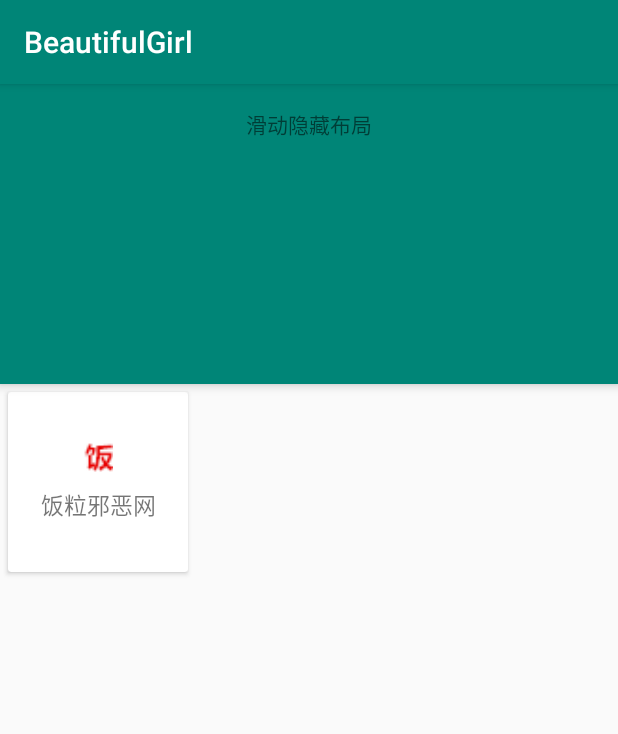
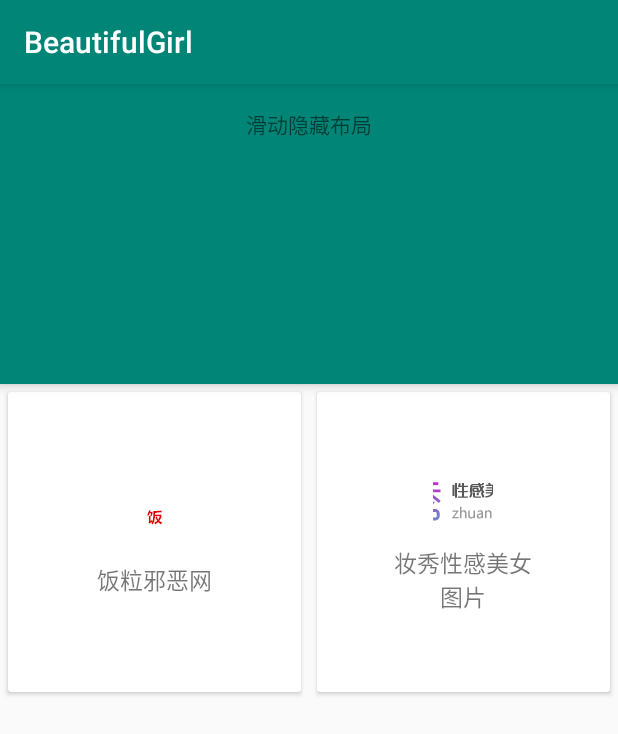
Before and after one commit to FamliarMan/BeautifulGirl, an Android app: the screen it shows after launch (AllWebsiteActivity), after a tap on "一片坦途", on a phone screen of 412 x 824 dp. Shown: the top 734 px of the screen. Run offline under Robolectric (Android 15) with nearby library versions, the phone set to English and light mode, and no system bars; libraries missing offline, so code that uses them is left out: com.facebook.drawee, com.parkingwang.okhttp3; 3 statements that could not run were skipped.

Commit message:
妆秀网爬完了

```diff
--- a/app/src/main/java/com/jianglei/beautifulgirl/AllWebsiteActivity.kt
+++ b/app/src/main/java/com/jianglei/beautifulgirl/AllWebsiteActivity.kt
@@ -9,6 +9,7 @@ import android.support.v7.widget.CardView
 import android.support.v7.widget.GridLayoutManager
 import android.support.v7.widget.LinearLayoutManager
 import android.support.v7.widget.RecyclerView
+import android.util.Log
 import android.view.LayoutInflater
 import android.view.View
 import android.view.ViewGroup
@@ -49,6 +50,9 @@ class AllWebsiteActivity : BaseActivity() {
         showProgress(true)
         dataSource?.fetAllTypes(vo.homePageUrl, object : OnDataResultListener<MutableList<PictureTypeVo>> {
             override fun onSuccess(data: MutableList<PictureTypeVo>) {
+                data.forEach{
+                    Log.d("jianglei","获取分类:"+it.title+" "+it.url)
+                }
                 showProgress(false)
                 val intent = Intent(this@AllWebsiteActivity, ContentActivity::class.java)
                 intent.putParcelableArrayListExtra("types", data as java.util.ArrayList<out Parcelable>)
--- a/app/src/main/java/com/jianglei/beautifulgirl/data/DataSourceCenter.kt
+++ b/app/src/main/java/com/jianglei/beautifulgirl/data/DataSourceCenter.kt
@@ -1,6 +1,7 @@
 package com.jianglei.beautifulgirl.data
 
 import com.jianglei.beautifulgirl.spider.FanliSpider
+import com.jianglei.beautifulgirl.spider.ZhuangxiuSpider
 
 /**
  * @author jianglei on 1/3/19.
@@ -24,10 +25,15 @@ object DataSourceCenter {
 
     fun init(){
         registerDataSource(SOURCE_FANLI_PICTURE,FanliSpider() )
+        registerDataSource(SOURCE_ZHUANGXIU_PICTURE,ZhuangxiuSpider())
     }
     /**
      * 饭粒动态图的图片
      */
     const val SOURCE_FANLI_PICTURE = "fanli"
+    /**
+     * 妆秀的图片
+     */
+    const val SOURCE_ZHUANGXIU_PICTURE = "zhaungxiu"
 
 }
--- /dev/null
+++ b/app/src/main/java/com/jianglei/beautifulgirl/data/OnWebResultListener.kt
@@ -0,0 +1,9 @@
+package com.jianglei.beautifulgirl.data
+
+/**
+ * @author jianglei on 1/6/19.
+ */
+interface OnWebResultListener {
+    fun onSuccess(html:String?)
+    fun onError(code:Int,msg:String)
+}
--- a/app/src/main/java/com/jianglei/beautifulgirl/data/WebsiteCenter.kt
+++ b/app/src/main/java/com/jianglei/beautifulgirl/data/WebsiteCenter.kt
@@ -17,11 +17,19 @@ object WebsiteCenter {
     var allVpnWebSites: ArrayList<WebsiteVo> = ArrayList()
 
     init {
-        val websiteVo = WebsiteVo(
+        var websiteVo = WebsiteVo(
             "饭粒邪恶网",
             "https://www.retuwo.com/",
             R.mipmap.favicon,
             DataSourceCenter.SOURCE_FANLI_PICTURE
+        )
+        allNormalWebSites.add(websiteVo)
+
+        websiteVo = WebsiteVo(
+            "妆秀性感美女图片",
+            "http://www.zhuangxiule.cn/",
+            R.mipmap.ic_zhuangxiu,
+            DataSourceCenter.SOURCE_ZHUANGXIU_PICTURE
         )
         allNormalWebSites.add(websiteVo)
     }
--- a/app/src/main/res/layout/listitem_all_websites.xml
+++ b/app/src/main/res/layout/listitem_all_websites.xml
@@ -4,11 +4,12 @@
     xmlns:tools="http://schemas.android.com/tools"
     android:id="@+id/main_item"
     android:orientation="horizontal"
-    android:layout_width="wrap_content"
+    android:layout_width="match_parent"
     android:layout_margin="5dp"
-    android:layout_height="wrap_content">
+    android:layout_height="200dp">
 
     <LinearLayout
+        android:layout_gravity="center"
         android:layout_width="120dp"
         android:layout_height="120dp"
         android:orientation="vertical"
@@ -17,8 +18,9 @@
 
         <ImageView
             android:id="@+id/iv_icon"
-            android:layout_width="20dp"
-            android:layout_height="20dp"/>
+            android:layout_width="40dp"
+            android:scaleType="center"
+            android:layout_height="40dp"/>
 
         <TextView
             android:id="@+id/name"
```
Also changed, not shown: app/src/main/java/com/jianglei/beautifulgirl/data/DataProvider.kt (deleted, +0 -29 lines), app/src/main/java/com/jianglei/beautifulgirl/data/RetrofitManager.kt (+36 -3 lines), app/src/main/java/com/jianglei/beautifulgirl/spider/ZhuangxiuSpider.kt (added, +122 -0 lines), app/src/main/res/mipmap-hdpi/ic_zhuangxiu.jpg (added).
